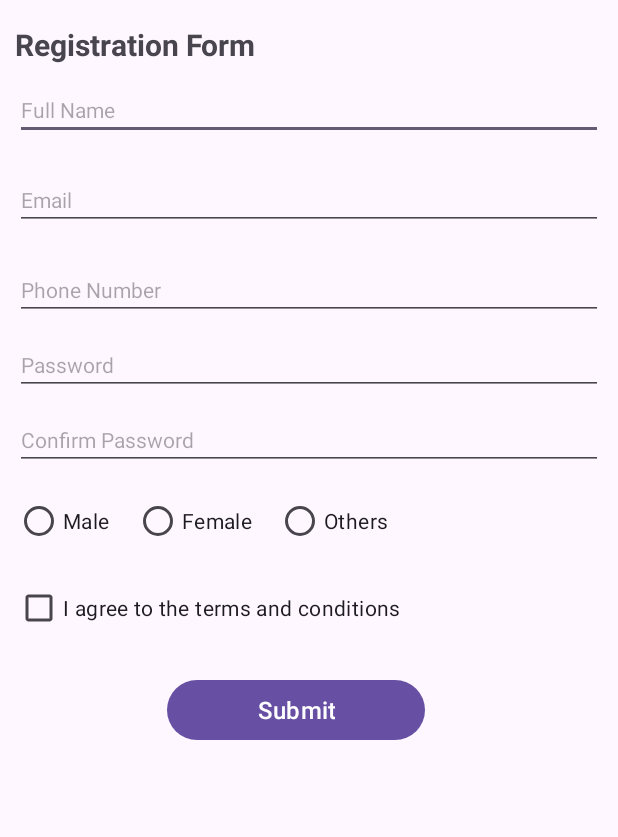
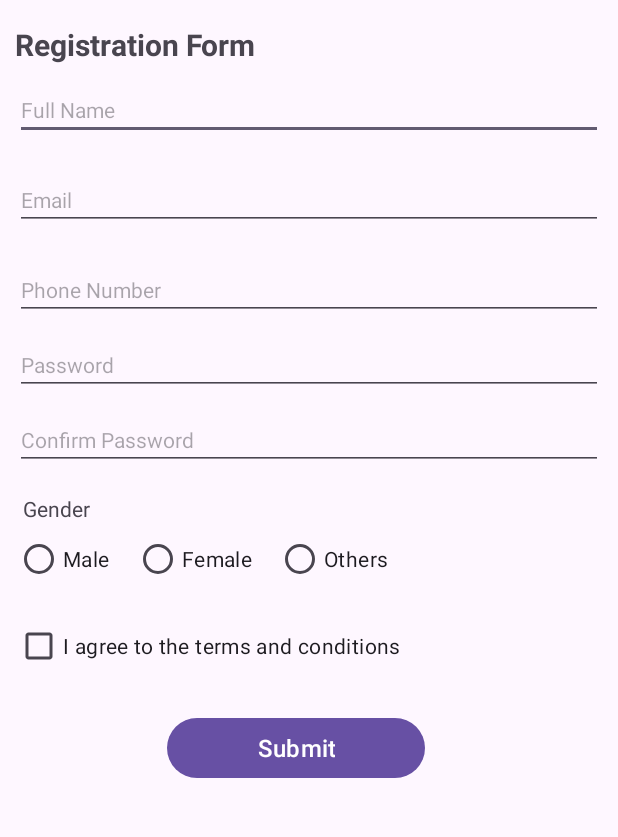
Before and after one commit to sandaruwagachchi/mobile-application-development, an Android app: the screen it shows after launch (MainActivity), on a phone screen of 412 x 824 dp, the part 108-945 px from its top. Run offline under Robolectric (Android 15) with nearby library versions, the phone set to English and light mode, and no system bars.

Commit message:
my first layout

```diff
--- a/app/src/main/res/layout/activity_main.xml
+++ b/app/src/main/res/layout/activity_main.xml
@@ -92,13 +92,21 @@
             android:layout_marginTop="10dp" />
 
         <!-- Gender Selection -->
+        <TextView
+            android:id="@+id/tvGender"
+            android:layout_width="match_parent"
+            android:layout_height="wrap_content"
+            android:layout_marginHorizontal="15dp"
+            android:layout_marginTop="16dp"
+            android:text="Gender"
+            android:textSize="14sp" />
+
         <RadioGroup
             android:id="@+id/rgGender"
             android:layout_width="wrap_content"
             android:layout_height="wrap_content"
             android:orientation="horizontal"
-            android:layout_marginHorizontal="10dp"
-            android:layout_marginTop="10dp">
+            android:layout_marginHorizontal="10dp">
 
             <RadioButton
                 android:id="@+id/rbMale"
```
Also changed, not shown: app/src/main/java/com/example/homework01/MainActivity.kt (+47 -4 lines).
